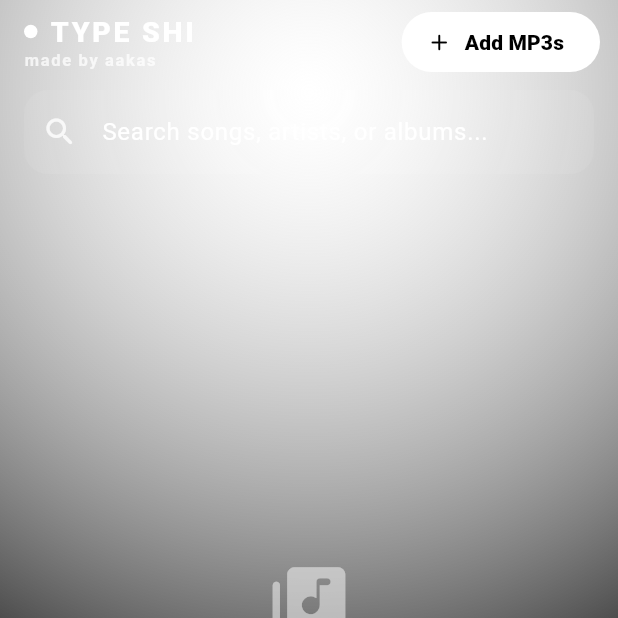
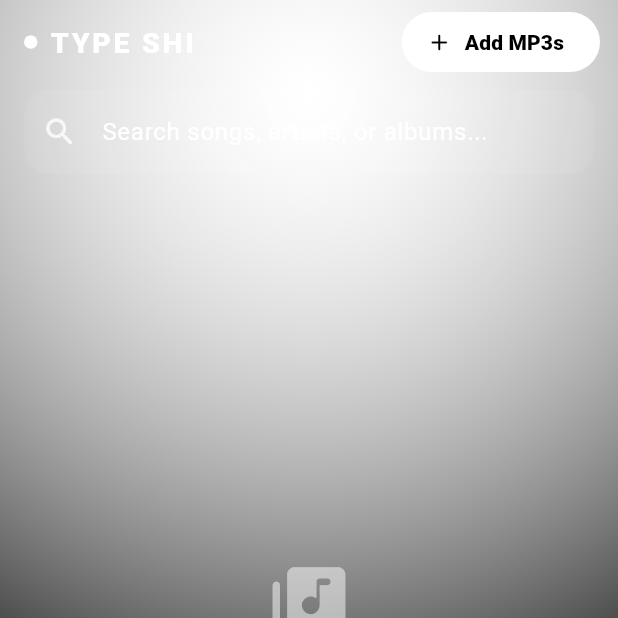
Before and after one commit to cvenom333-lab/typeshi-clean, a Flutter app: the screen it shows after launch, on a phone screen of 412 x 824 dp, the top half of it. Run offline on Flutter 3.47's test engine with Material 3 defaults, Android fonts, the phone set to English and light mode, and no system bars; our stand-ins replace file_picker, just_audio, shared_preferences; missing offline and left inert: audio_metadata_reader.

Commit message:
Add files via upload

```diff
--- a/lib/main.dart
+++ b/lib/main.dart
@@ -227,7 +227,7 @@ class _TypeShiAppState extends State<TypeShiApp> {
           trackHeight: 3.5,
         ),
       ),
-      home: SplashWrapper(
+      home: HomeScreen(
         accent: accent,
         accentIndex: _accentIndex,
         onSelectAccent: _setAccent,
@@ -335,7 +335,6 @@ class _SplashWrapperState extends State<SplashWrapper> with SingleTickerProvider
                           border: Border.all(color: accent.withValues(alpha: 0.45)),
                         ),
                         child: Text(
-                          'made by aakas',
                           style: TextStyle(
                             fontSize: 13,
                             fontWeight: FontWeight.w800,
@@ -827,7 +826,6 @@ class _HomeScreenState extends State<HomeScreen> {
                     ),
                   ],
                 ),
-                Text('made by aakas', style: TextStyle(fontSize: 11, color: accent.withValues(alpha: 0.75), fontWeight: FontWeight.w600, letterSpacing: 1.1)),
               ],
             ),
             actions: [
@@ -1204,7 +1202,6 @@ class _HomeScreenState extends State<HomeScreen> {
                               border: Border.all(color: accent.withValues(alpha: 0.35)),
                             ),
                             child: Text(
-                              'TYPE SHI - made by aakas',
                               style: TextStyle(fontSize: 12, letterSpacing: 1.5, color: accent, fontWeight: FontWeight.w800),
                             ),
                           ),
```
